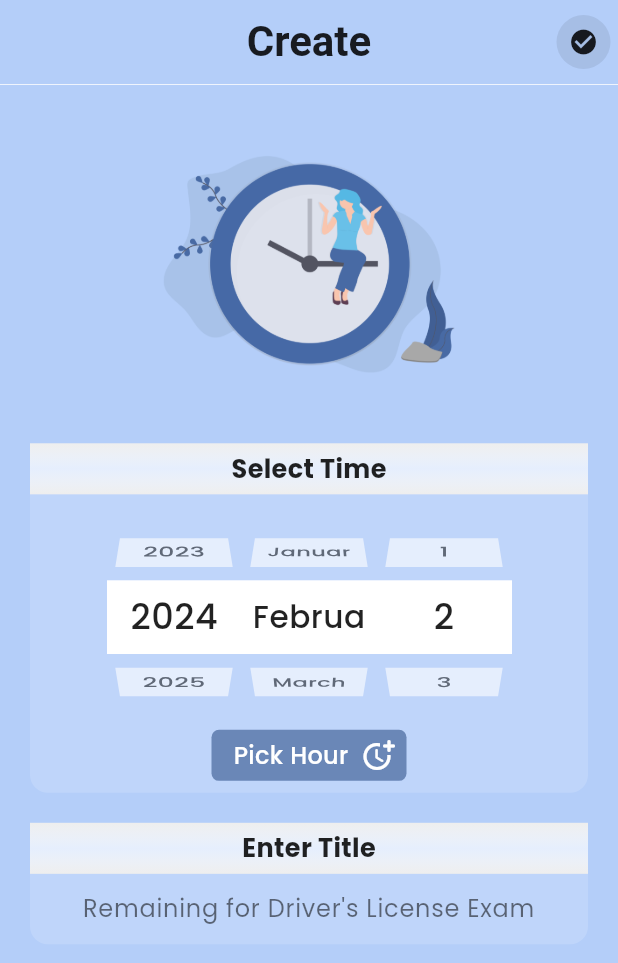
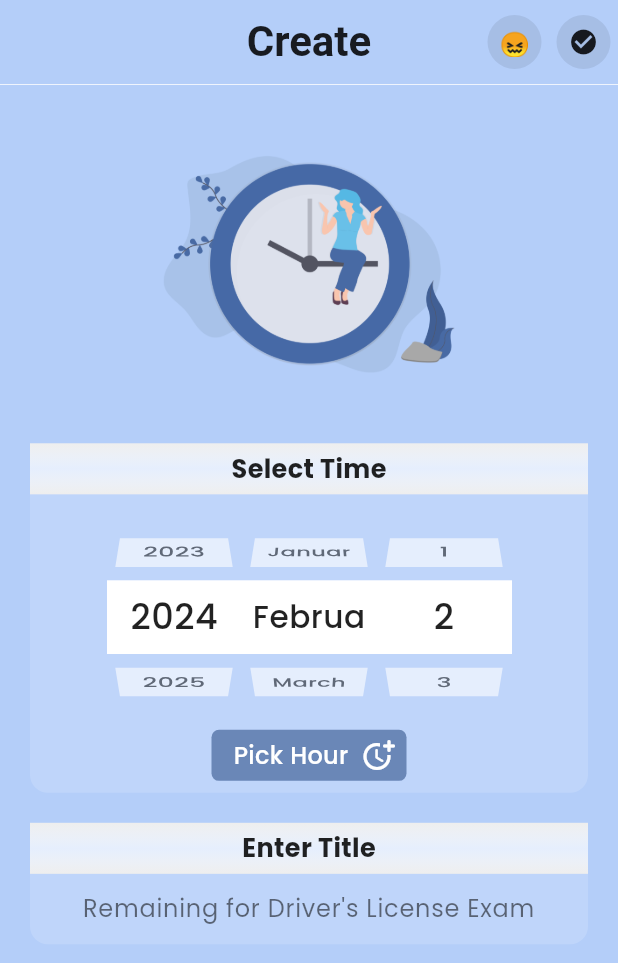
Before and after one commit to ruwiss/gun_sayaci, a Flutter app: the screen it shows after launch, on a phone screen of 412 x 824 dp. Shown: the top 963 px of the screen. Run offline on Flutter 3.47's test engine with Material 3 defaults, Android fonts, the phone set to English and light mode, and no system bars; our stand-ins replace easy_localization, flutter_local_notifications, flutter_native_splash, fluttertoast, get_it, go_router and 4 more; missing offline and left inert: advanced_in_app_review; accounts and stored records are empty; network calls fail.

Commit message:
Sayaçlara emoji ekleme seçeneği eklendi.

```diff
--- a/assets/translations/en.json
+++ b/assets/translations/en.json
@@ -43,5 +43,6 @@
     "dump-item-3": "Our Wedding Anniversary",
     "dump-item-4": "School Project Deadline",
     "dump-item-5": "Remaining for School Opening",
-    "dump-item-6": "Remaining for New Year"
+    "dump-item-6": "Remaining for New Year",
+    "select-emoji": "Select an emoji"
 }
--- a/assets/translations/tr.json
+++ b/assets/translations/tr.json
@@ -43,5 +43,6 @@
     "dump-item-3": "Evlilik Yıl Dönümümüz",
     "dump-item-4": "Okul Projesi Son Gün",
     "dump-item-5": "Okulların Açılmasına Kalan",
-    "dump-item-6": "Yılbaşına Kalan"
+    "dump-item-6": "Yılbaşına Kalan",
+    "select-emoji": "Bir emoji seçin"
 }
--- a/lib/core/services/admob_service.dart
+++ b/lib/core/services/admob_service.dart
@@ -1,7 +1,5 @@
 import 'dart:developer';
-import 'package:flutter/material.dart';
 import 'package:google_mobile_ads/google_mobile_ads.dart';
-import 'package:gunsayaci/core/router.dart';
 import 'package:gunsayaci/utils/utils.dart';
 
 class AdmobService {
--- a/lib/models/data_model.dart
+++ b/lib/models/data_model.dart
@@ -1,18 +1,30 @@
+import 'dart:convert';
+
 class DataModel {
   int? id;
   final DateTime dateTime;
   final String title;
   final int color;
+  String? emoji;
 
-  DataModel(this.dateTime, this.title, this.color);
+  DataModel(this.dateTime, this.title, this.color, [this.emoji]);
 
   DataModel.fromJson(Map<String, dynamic> json)
       : id = json["id"],
         dateTime = DateTime.parse(json["dateTime"]),
         title = json["title"],
-        color = json["color"];
+        color = json["color"],
+        emoji = json['emoji'] == null
+            ? null
+            : utf8.decode(utf8.encode(json['emoji']));
 
   Map<String, dynamic> toMap() {
-    return {"dateTime": dateTime.toString(), "title": title, "color": color};
+    var data = {
+      "dateTime": dateTime.toString(),
+      "title": title,
+      "color": color
+    };
+    if (emoji != null) data['emoji'] = emoji!;
+    return data;
   }
 }
--- a/lib/ui/views/create/create_page.dart
+++ b/lib/ui/views/create/create_page.dart
@@ -7,6 +7,7 @@ import 'package:gunsayaci/models/models.dart';
 import 'package:gunsayaci/core/core.dart';
 import 'package:gunsayaci/ui/theme.dart';
 import 'package:gunsayaci/ui/views/create/create_provider.dart';
+import 'package:gunsayaci/ui/views/create/widgets/emoji_picker.dart';
 import 'package:gunsayaci/ui/widgets/widgets.dart';
 import 'package:gunsayaci/utils/utils.dart';
 import 'package:provider/provider.dart';
@@ -42,8 +43,14 @@ class _CreatePageState extends State<CreatePage> {
               context.isDarkTheme ? null : KColors.createPageBackground,
           leading: widget.isFirst && !isEdit ? const SizedBox() : null,
           actions: [
+            EmojiPicker(
+              emoji: model.emoji,
+              onChanged: (emoji) {
+                model.selectEmoji(emoji);
+              },
+            ),
             if (isEdit && !widget.isFirst)
-              ActionIconButton(
+              CustomActionButton(
                 iconData: Icons.remove_circle,
                 onTap: () async {
                   await locator<DatabaseService>()
@@ -51,7 +58,7 @@ class _CreatePageState extends State<CreatePage> {
                   if (mounted) context.pop();
                 },
               ),
-            ActionIconButton(
+            CustomActionButton(
               iconData: Icons.check_circle,
               onTap: () async {
                 if (model.titleController.text.isEmpty) {
--- /dev/null
+++ b/lib/ui/views/create/widgets/emoji_picker.dart
@@ -0,0 +1,66 @@
+import 'package:easy_localization/easy_localization.dart';
+import 'package:flutter/material.dart';
+import 'package:fluttertoast/fluttertoast.dart';
+import 'package:gunsayaci/ui/widgets/widgets.dart';
+import 'package:gunsayaci/utils/utils.dart';
+
+class EmojiPicker extends StatefulWidget {
+  final String? emoji;
+  final Function(String emoji)? onChanged;
+  const EmojiPicker({super.key, required this.emoji, this.onChanged});
+
+  @override
+  State<EmojiPicker> createState() => _EmojiPickerState();
+}
+
+class _EmojiPickerState extends State<EmojiPicker> {
+  final _tInput = TextEditingController();
+  final _tFocusNode = FocusNode();
+  bool _input = false;
+
+  void _enableInput() {
+    _tInput.clear();
+    Fluttertoast.showToast(
+        msg: 'select-emoji'.tr(), gravity: ToastGravity.CENTER);
+    setState(() => _input = true);
+    _tFocusNode.requestFocus();
+  }
+
+  void _disableInput() {
+    setState(() => _input = false);
+    _tFocusNode.unfocus();
+  }
+
+  @override
+  Widget build(BuildContext context) =>
+      _input ? _inputWidget() : _emojiWidget();
+
+  SizedBox _inputWidget() {
+    return SizedBox(
+      width: 30,
+      child: TextField(
+        controller: _tInput,
+        focusNode: _tFocusNode,
+        onChanged: (t) {
+          if (!t.isEmoji()) {
+            _tInput.clear();
+            return;
+          }
+          _disableInput();
+          widget.onChanged?.call(t);
+        },
+        decoration: const InputDecoration(
+          isDense: true,
+          border: InputBorder.none,
+        ),
+      ),
+    );
+  }
+
+  CustomActionButton _emojiWidget() {
+    return CustomActionButton.emoji(
+      emoji: widget.emoji ?? KStrings.getDummyEmoji(),
+      onTap: _enableInput,
+    );
+  }
+}
--- a/lib/ui/views/home/home_page.dart
+++ b/lib/ui/views/home/home_page.dart
@@ -47,7 +47,7 @@ class _HomePageState extends State<HomePage> {
       appBar: AppBar(
         title: const Text("app-name").tr(),
         actions: [
-          ActionIconButton(
+          CustomActionButton(
             iconData: Icons.add,
             onTap: () async {
               final cb = await context.pushNamed('create',
@@ -55,7 +55,7 @@ class _HomePageState extends State<HomePage> {
               if (cb != null) _inAppPreview();
             },
           ),
-          ActionIconButton(
+          CustomActionButton(
               iconData: Icons.settings,
               onTap: () => context.pushNamed('settings')),
         ],
--- a/lib/ui/views/home/home_provider.dart
+++ b/lib/ui/views/home/home_provider.dart
@@ -38,6 +38,7 @@ class HomeProvider with ChangeNotifier {
   }
 
   void updateDataModel({required int id, required DataModel dataModel}) {
+    print("${dataModel.emoji} emoji");
     dataModelList[dataModelList.indexWhere((element) => element.id == id)] =
         dataModel;
     notifyListeners();
--- a/lib/ui/widgets/action_icon_button.dart
+++ b/lib/ui/widgets/action_icon_button.dart
@@ -1,10 +1,21 @@
 import 'package:flutter/material.dart';
 import 'package:gunsayaci/ui/theme.dart';
 
-class ActionIconButton extends StatelessWidget {
-  final IconData iconData;
+enum CustomActionButtonTypes { icon, emoji }
+
+class CustomActionButton extends StatelessWidget {
+  final CustomActionButtonTypes type;
+  final IconData? iconData;
+  final String? emoji;
   final Function()? onTap;
-  const ActionIconButton({super.key, required this.iconData, this.onTap});
+
+  const CustomActionButton({super.key, required this.iconData, this.onTap})
+      : type = CustomActionButtonTypes.icon,
+        emoji = null;
+
+  const CustomActionButton.emoji({super.key, required this.emoji, this.onTap})
+      : type = CustomActionButtonTypes.emoji,
+        iconData = null;
 
   @override
   Widget build(BuildContext context) {
@@ -14,13 +25,16 @@ class ActionIconButton extends StatelessWidget {
         backgroundColor: Colors.black.withOpacity(.08),
         radius: 18,
         child: IconButton(
-          onPressed: onTap,
-          icon: Icon(
-            iconData,
-            size: 20,
-            color: context.isDarkTheme ? null : Colors.black87,
-          ),
-        ),
+            onPressed: onTap,
+            icon: switch (type) {
+              CustomActionButtonTypes.icon => Icon(
+                  iconData,
+                  size: 20,
+                  color: context.isDarkTheme ? null : Colors.black87,
+                ),
+              CustomActionButtonTypes.emoji =>
+                Text(emoji!, style: const TextStyle(fontSize: 16))
+            }),
       ),
     );
   }
--- a/lib/utils/ext/string_ext.dart
+++ b/lib/utils/ext/string_ext.dart
@@ -1,3 +1,7 @@
 extension StringExtensions on String {
   bool parseBool() => this == 'true';
+
+  bool isEmoji() => RegExp(
+          r'(\u00a9|\u00ae|[\u2000-\u3300]|\ud83c[\ud000-\udfff]|\ud83d[\ud000-\udfff]|\ud83e[\ud000-\udfff])')
+      .hasMatch(this);
 }
--- a/lib/utils/strings.dart
+++ b/lib/utils/strings.dart
@@ -14,7 +14,8 @@ abstract class KStrings {
       "ca-app-pub-1923752572867502/3678023303";
   static const String appOpenAdId = "ca-app-pub-1923752572867502/6342896851";
   static const String homeBannerAdId = "ca-app-pub-1923752572867502/5842707820";
-  static const String createBannerAdId = "ca-app-pub-1923752572867502/7518805476";
+  static const String createBannerAdId =
+      "ca-app-pub-1923752572867502/7518805476";
 
   static final List<String> dumpTimerHintTextList = [
     "dump-item-0".tr(),
@@ -26,6 +27,19 @@ abstract class KStrings {
     "dump-item-6".tr(),
   ];
 
+  static const List<String> _emojiList = [
+    '😀',
+    '😊',
+    '😛',
+    '😯',
+    '😖',
+    '🌸',
+    '🎂',
+    '💳'
+  ];
+  static String getDummyEmoji() =>
+      _emojiList[Random().nextInt(_emojiList.length)];
+
   static String getRandomTimerHint() =>
       dumpTimerHintTextList[Random().nextInt(dumpTimerHintTextList.length)];
 }
```
Also changed, not shown: lib/core/services/database_service.dart (+12 -6 lines), lib/ui/views/create/create_provider.dart (+13 -2 lines), lib/ui/views/home/widgets/countdown_widget.dart (+14 -1 lines).
